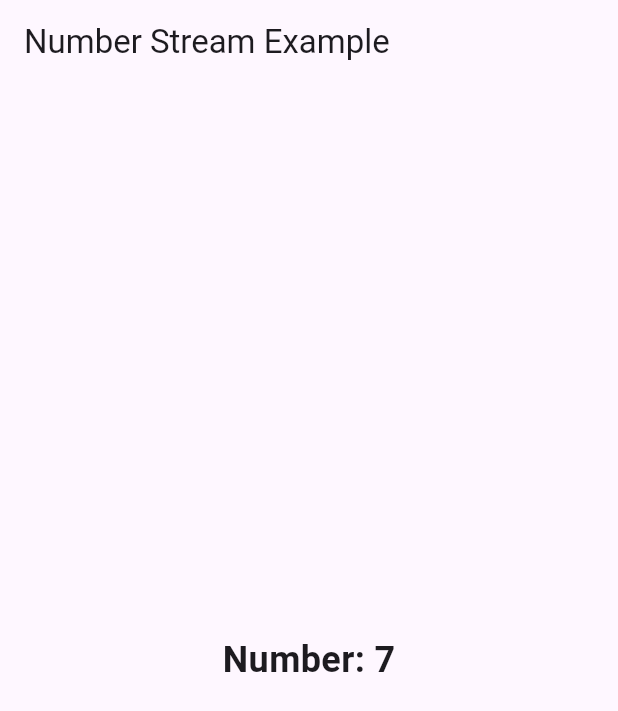
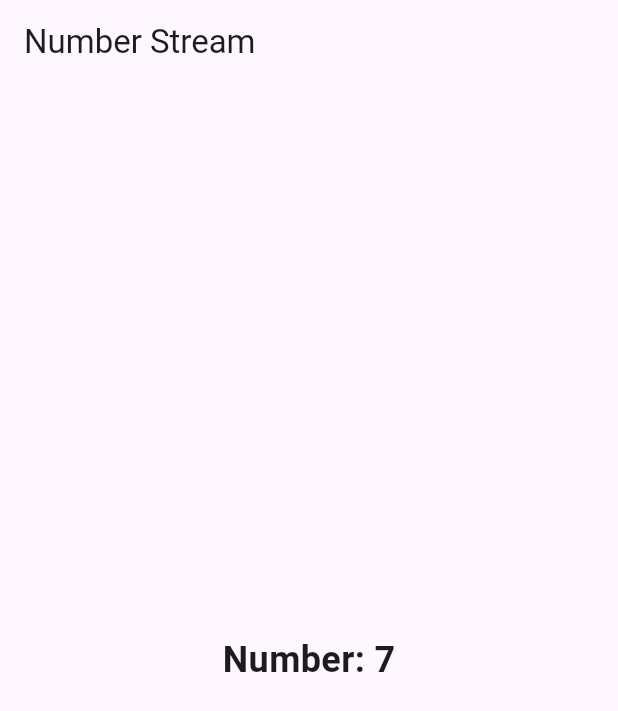
Before and after one commit to Afsalmp/stream, a Flutter app: the screen it shows after launch, on a phone screen of 412 x 824 dp. Shown: the top 711 px of the screen. Run offline on Flutter 3.47's test engine with Material 3 defaults, Android fonts, the phone set to English and light mode, and no system bars.

Commit message:
second commit

```diff
--- a/lib/main.dart
+++ b/lib/main.dart
@@ -22,7 +22,7 @@ class MyApp extends StatelessWidget {
     return MaterialApp(
       home: Scaffold(
         appBar: AppBar(
-          title: Text('Number Stream Example'),
+          title: Text('Number Stream '),
         ),
         body: Center(
           child: StreamBuilder<int>(
```
